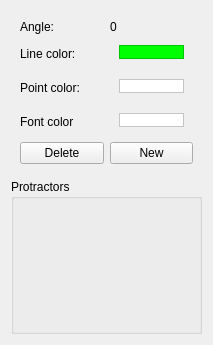
Qt form src/moonstone/ilsa/plugins/angle/resources/ui/qt/protractorproperties.ui (aevum/moonstone) before a commit.
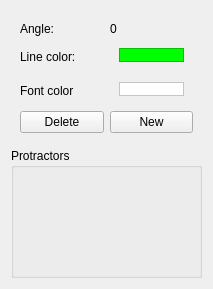
The same form after that commit. Icons and pictures are not drawn.

Patch:
```diff
--- a/src/moonstone/ilsa/plugins/angle/resources/ui/qt/protractorproperties.ui
+++ b/src/moonstone/ilsa/plugins/angle/resources/ui/qt/protractorproperties.ui
@@ -7,7 +7,7 @@
     <x>0</x>
     <y>0</y>
     <width>213</width>
-    <height>345</height>
+    <height>289</height>
    </rect>
   </property>
   <property name="windowTitle">
@@ -27,7 +27,7 @@
       </size>
      </property>
      <layout class="QGridLayout" name="gridLayout_4">
-      <item row="3" column="1">
+      <item row="2" column="1">
        <widget class="QWidget" name="widget_3" native="true">
         <property name="minimumSize">
          <size>
@@ -67,40 +67,6 @@
         </layout>
        </widget>
       </item>
-      <item row="0" column="0">
-       <widget class="QLabel" name="label">
-        <property name="text">
-         <string>Angle:</string>
-        </property>
-       </widget>
-      </item>
-      <item row="0" column="1">
-       <widget class="QLabel" name="angleLabel">
-        <property name="layoutDirection">
-         <enum>Qt::LeftToRight</enum>
-        </property>
-        <property name="text">
-         <string>0</string>
-        </property>
-        <property name="alignment">
-         <set>Qt::AlignLeading|Qt::AlignLeft|Qt::AlignVCenter</set>
-        </property>
-       </widget>
-      </item>
-      <item row="1" column="0">
-       <widget class="QLabel" name="label_3">
-        <property name="text">
-         <string>Line color:</string>
-        </property>
-       </widget>
-      </item>
-      <item row="2" column="0">
-       <widget class="QLabel" name="label_4">
-        <property name="text">
-         <string>Point color:</string>
-        </property>
-       </widget>
-      </item>
       <item row="1" column="1">
        <layout class="QHBoxLayout" name="horizontalLayout_4">
         <item>
@@ -151,51 +117,14 @@
         </item>
        </layout>
       </item>
-      <item row="2" column="1">
-       <layout class="QHBoxLayout" name="horizontalLayout_2">
-        <item>
-         <widget class="QWidget" name="widget_4" native="true">
-          <property name="minimumSize">
-           <size>
-            <width>81</width>
-            <height>28</height>
-           </size>
-          </property>
-          <property name="maximumSize">
-           <size>
-            <width>16777215</width>
-            <height>28</height>
-           </size>
-          </property>
-          <layout class="QGridLayout" name="gridLayout_3">
-           <property name="topMargin">
-            <number>5</number>
-           </property>
-           <item row="0" column="0">
-            <widget class="QFrame" name="pointColorFrame">
-             <property name="maximumSize">
-              <size>
-               <width>16777215</width>
-               <height>14</height>
-              </size>
-             </property>
-             <property name="styleSheet">
-              <string notr="true">background-color: rgb(255, 255, 255);</string>
-             </property>
-             <property name="frameShape">
-              <enum>QFrame::StyledPanel</enum>
-             </property>
-             <property name="frameShadow">
-              <enum>QFrame::Raised</enum>
-             </property>
-            </widget>
-           </item>
-          </layout>
-         </widget>
-        </item>
-       </layout>
+      <item row="0" column="0">
+       <widget class="QLabel" name="label">
+        <property name="text">
+         <string>Angle:</string>
+        </property>
+       </widget>
       </item>
-      <item row="4" column="1">
+      <item row="3" column="1">
        <widget class="QPushButton" name="newProtractorButton">
         <property name="text">
          <string>New</string>
@@ -206,7 +135,7 @@
         </property>
        </widget>
       </item>
-      <item row="4" column="0">
+      <item row="3" column="0">
        <widget class="QPushButton" name="deleteProtractorButton">
         <property name="text">
          <string>Delete</string>
@@ -217,13 +146,33 @@
         </property>
        </widget>
       </item>
-      <item row="3" column="0">
+      <item row="2" column="0">
        <widget class="QLabel" name="label_2">
         <property name="text">
          <string>Font color</string>
         </property>
        </widget>
       </item>
+      <item row="1" column="0">
+       <widget class="QLabel" name="label_3">
+        <property name="text">
+         <string>Line color:</string>
+        </property>
+       </widget>
+      </item>
+      <item row="0" column="1">
+       <widget class="QLabel" name="angleLabel">
+        <property name="layoutDirection">
+         <enum>Qt::LeftToRight</enum>
+        </property>
+        <property name="text">
+         <string>0</string>
+        </property>
+        <property name="alignment">
+         <set>Qt::AlignLeading|Qt::AlignLeft|Qt::AlignVCenter</set>
+        </property>
+       </widget>
+      </item>
      </layout>
     </widget>
    </item>
```
